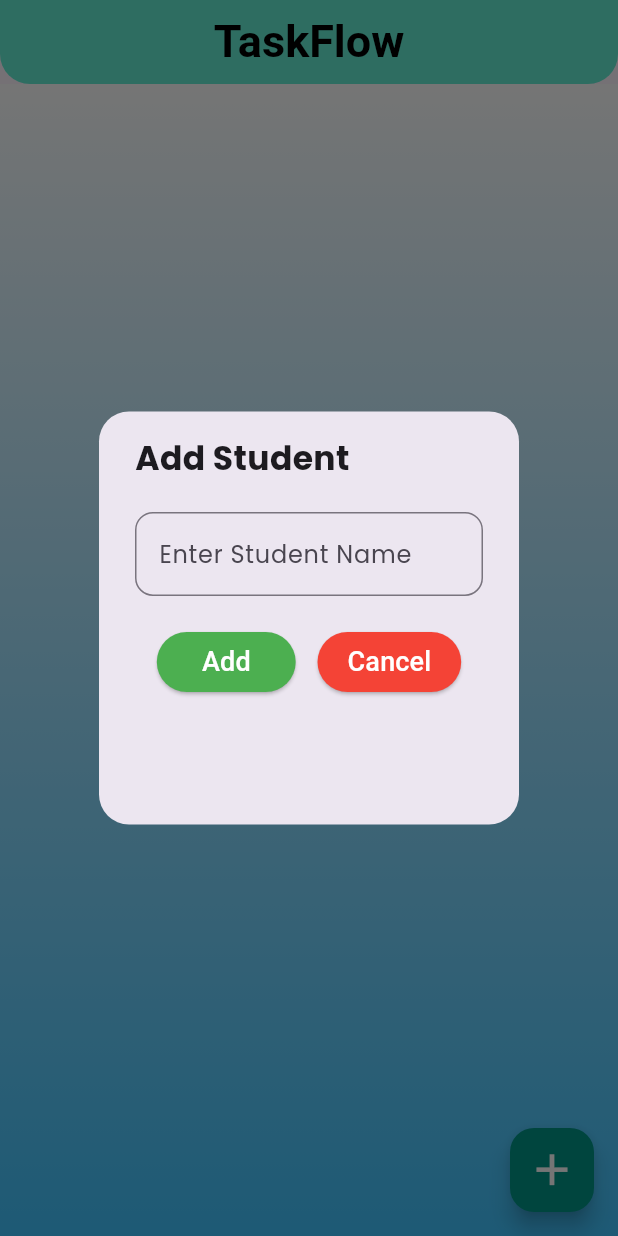
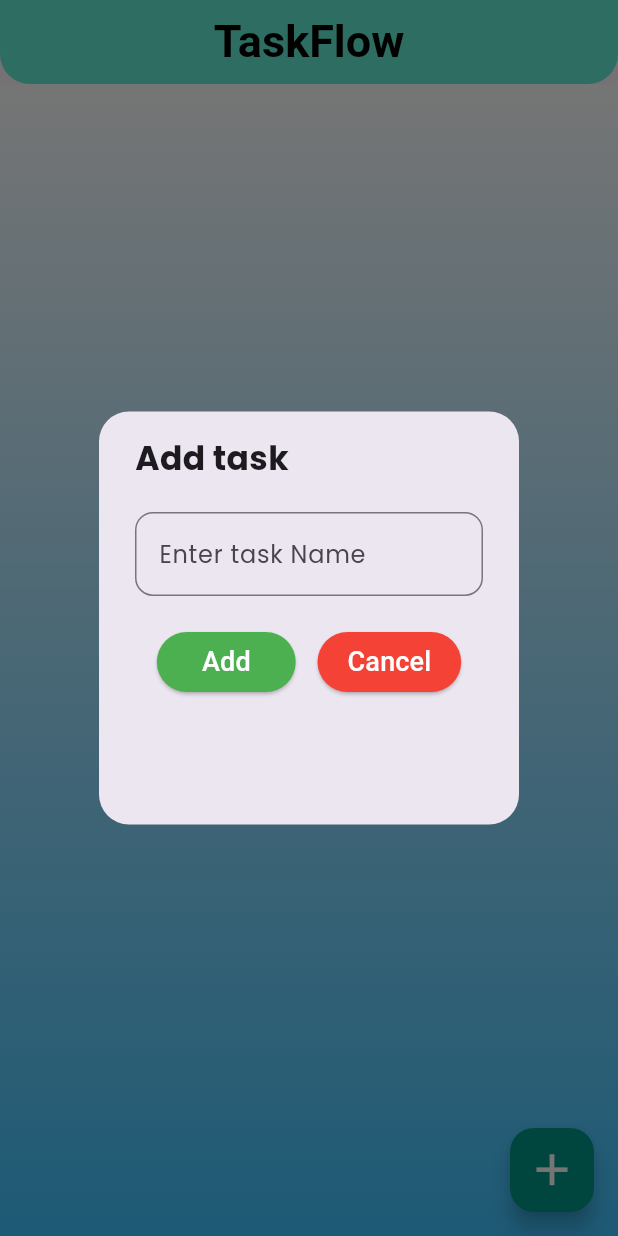
Before and after one commit to Islam-Ragab015/ListFlow, a Flutter app: the screen it shows after launch, after a tap on the "add" icon, on a phone screen of 412 x 824 dp. Run offline on Flutter 3.47's test engine with Material 3 defaults, Android fonts, the phone set to English and light mode, and no system bars; our stand-ins replace flutter_bloc, google_fonts, sqflite; accounts and stored records are empty.

Commit message:
edit some

```diff
--- a/lib/main_screen.dart
+++ b/lib/main_screen.dart
@@ -2,7 +2,7 @@ import 'package:flutter/material.dart';
 import 'package:flutter_bloc/flutter_bloc.dart';
 import 'package:student/cubit/main_cubit.dart';
 import 'package:student/cubit/main_states.dart';
-import 'package:student/student_item.dart';
+import 'package:student/task_item.dart';
 import 'package:google_fonts/google_fonts.dart';
 
 class MainScreen extends StatelessWidget {
@@ -83,7 +83,7 @@ class MainScreen extends StatelessWidget {
                         crossAxisAlignment: CrossAxisAlignment.start,
                         children: [
                           Text(
-                            'Add Student',
+                            'Add task',
                             style: GoogleFonts.poppins(
                               fontSize: 22,
                               fontWeight: FontWeight.bold,
@@ -94,7 +94,7 @@ class MainScreen extends StatelessWidget {
                             controller:
                                 MainCubit.get(context).addTextController,
                             decoration: InputDecoration(
-                              labelText: 'Enter Student Name',
+                              labelText: 'Enter task Name',
                               labelStyle: GoogleFonts.poppins(),
                               border: OutlineInputBorder(
                                 borderRadius: BorderRadius.circular(12),
--- a/lib/student_item.dart
+++ b/lib/task_item.dart
@@ -18,7 +18,7 @@ Widget StudentItem(context, id, schoolStudent) {
                 SizedBox(
                   height: MediaQuery.of(context).size.height / 15,
                   child: const Text(
-                    'Edit Student',
+                    'Edit task',
                     style: TextStyle(
                       fontSize: 20,
                       fontWeight: FontWeight.bold,
@@ -29,7 +29,7 @@ Widget StudentItem(context, id, schoolStudent) {
                 TextFormField(
                   controller: MainCubit.get(context).editTextController,
                   decoration: const InputDecoration(
-                    labelText: 'Student Name',
+                    labelText: 'put your Task',
                     border: OutlineInputBorder(),
                   ),
                 ),
```
